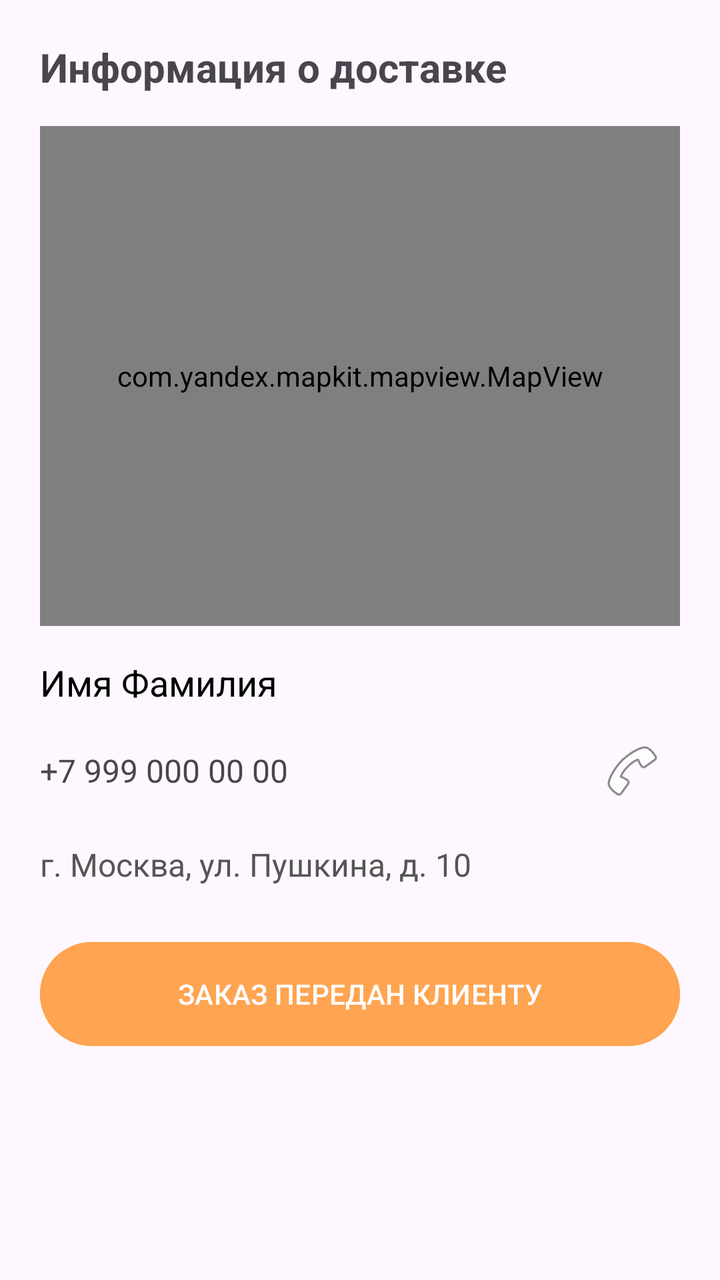
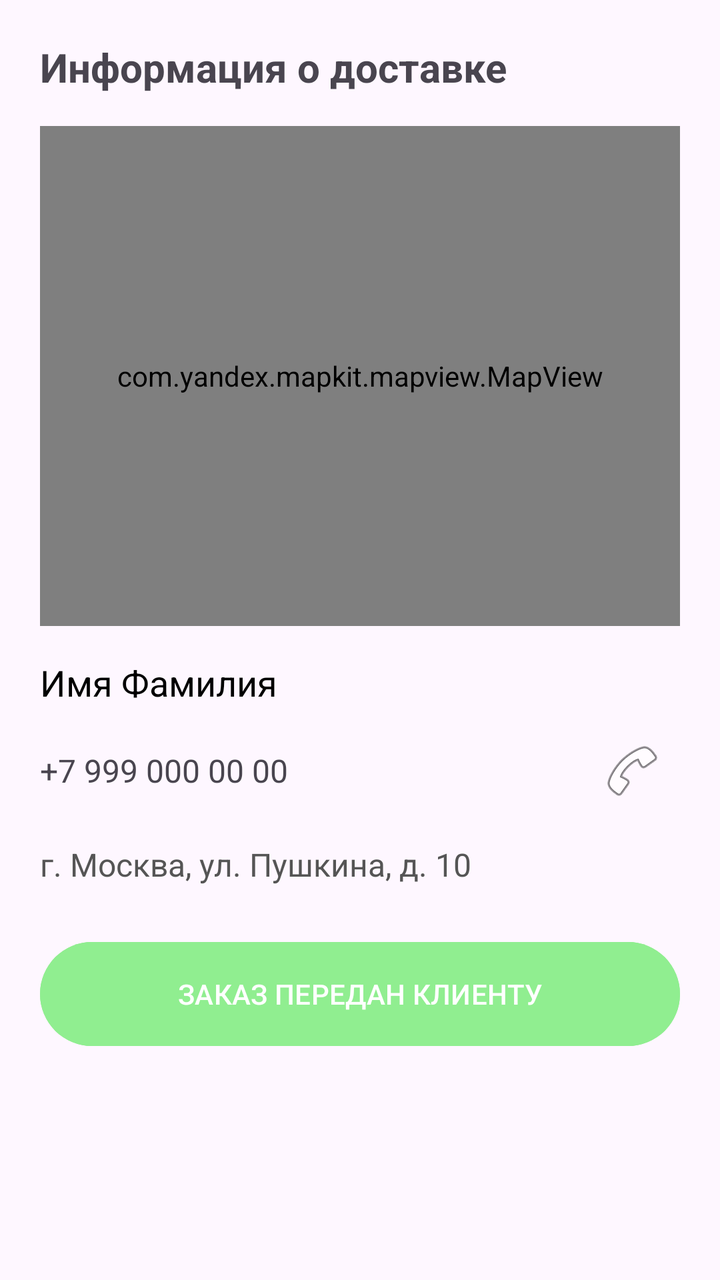

Compare the two renders of this Android layout. The source of the first and the diff that turns it into the second are given below.
<!-- AndroidManifest.xml: application theme Theme.Products24 -->
<!-- res/layout/bottom_sheet_delivery.xml -->
<LinearLayout xmlns:android="http://schemas.android.com/apk/res/android"
    android:layout_width="match_parent"
    android:layout_height="wrap_content"
    android:orientation="vertical"
    android:padding="20dp"
    >

    <TextView
        android:layout_width="wrap_content"
        android:layout_height="wrap_content"
        android:text="Информация о доставке"
        android:textSize="20sp"
        android:textStyle="bold"
        android:layout_marginBottom="16dp"/>
    <com.yandex.mapkit.mapview.MapView
        android:id="@+id/deliveryMapView"
        android:layout_width="match_parent"
        android:layout_height="250dp"
        android:layout_marginBottom="16dp" />
    <TextView
        android:id="@+id/tvDeliveryCustomerName"
        android:layout_width="wrap_content"
        android:layout_height="wrap_content"
        android:text="Имя Фамилия"
        android:textSize="18sp"
        android:textColor="#000000"/>

    <LinearLayout
        android:layout_width="match_parent"
        android:layout_height="wrap_content"
        android:orientation="horizontal"
        android:gravity="center_vertical"
        android:layout_marginTop="8dp">

        <TextView
            android:id="@+id/tvDeliveryPhone"
            android:layout_width="0dp"
            android:layout_height="wrap_content"
            android:layout_weight="1"
            android:text="+7 999 000 00 00"
            android:textSize="16sp" />

        <ImageButton
            android:id="@+id/btnCallCustomer"
            android:layout_width="48dp"
            android:layout_height="48dp"
            android:src="@android:drawable/ic_menu_call"
            android:background="?attr/selectableItemBackgroundBorderless"/>
    </LinearLayout>

    <TextView
        android:id="@+id/tvDeliveryAddress"
        android:layout_width="match_parent"
        android:layout_height="wrap_content"
        android:layout_marginTop="12dp"
        android:text="г. Москва, ул. Пушкина, д. 10"
        android:textSize="16sp"
        android:textColor="#555555"/>

    <Button
        android:id="@+id/btnCompleteOrder"
        android:layout_width="match_parent"
        android:layout_height="60dp"
        android:layout_marginTop="24dp"
        android:backgroundTint="#FFA451"
        android:text="ЗАКАЗ ПЕРЕДАН КЛИЕНТУ"
        android:textColor="#FFFFFF"/>
</LinearLayout>
<!-- resources referenced by this layout -->
<resources>
  <style name="Theme.Products24" parent="Base.Theme.Products24" />
  <style name="Base.Theme.Products24" parent="Theme.Material3.DayNight.NoActionBar">
          
          
      </style>
</resources>

<!-- the commit's change to res/layout/bottom_sheet_delivery.xml (unified diff, before → after) -->
@@ -62,7 +62,7 @@
         android:layout_width="match_parent"
         android:layout_height="60dp"
         android:layout_marginTop="24dp"
-        android:backgroundTint="#FFA451"
+        android:backgroundTint="#90ee90"
         android:text="ЗАКАЗ ПЕРЕДАН КЛИЕНТУ"
         android:textColor="#FFFFFF"/>
 </LinearLayout>
